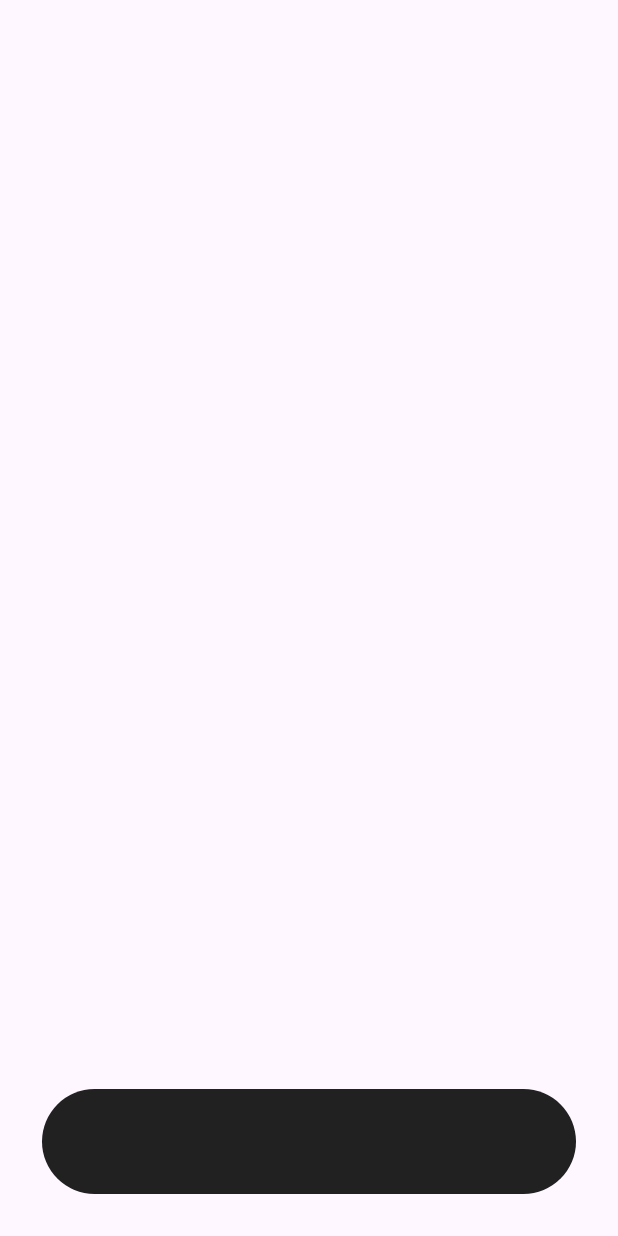
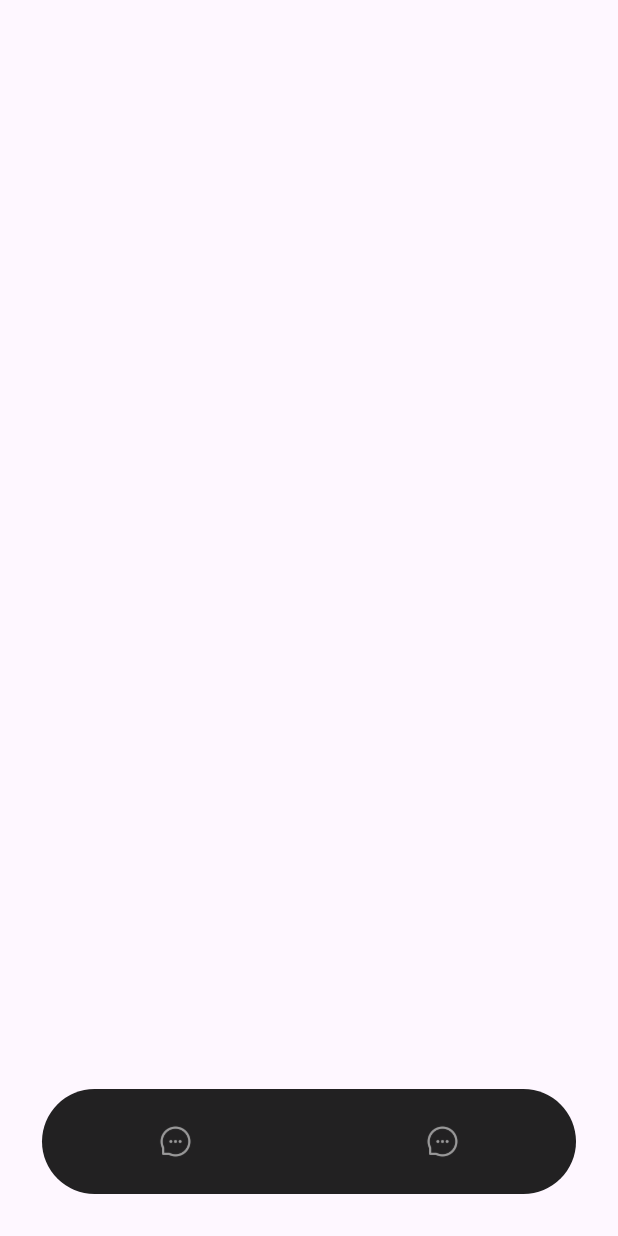
Before and after one commit to rostom17/z_fashion, a Flutter app: the screen it shows after launch, on a phone screen of 412 x 824 dp. Run offline on Flutter 3.47's test engine with Material 3 defaults, Android fonts, the light colour scheme and no system bars; our stand-ins replace go_router, google_fonts.

Commit message:
UI (feat): bottom nav item added

```diff
--- /dev/null
+++ b/lib/core/constants/asset_constants.dart
@@ -0,0 +1,13 @@
+class AssetConstants {
+  static const _baseIconPath = "assets/icons";
+  static const chatFilledIcon = "$_baseIconPath/chat-filled.png";
+  static const chatIcon = "$_baseIconPath/chat.png";
+  static const heartFilledIcon = "$_baseIconPath/heart-filled.png";
+  static const heartIcon = "$_baseIconPath/heart.png";
+  static const homeIcon = "$_baseIconPath/home.png";
+  static const homeFilledIcon = "$_baseIconPath/home-filled.png";
+  static const shoppingBagFilledIocn = "$_baseIconPath/shopping-bag-filled.png";
+  static const shoppingBagIocn = "$_baseIconPath/shopping-bag.png";
+  static const userIcon = "$_baseIconPath/user.png";
+  static const userFilledIcon = "$_baseIconPath/user-filled.png";
+}
--- a/lib/features/main_navigation/presentation/widgets/bottom_nav_bar.dart
+++ b/lib/features/main_navigation/presentation/widgets/bottom_nav_bar.dart
@@ -1,21 +1,61 @@
 import 'package:flutter/material.dart';
+import 'package:z_fashion/core/constants/asset_constants.dart';
 
-class BottomNavBar extends StatelessWidget {
+class BottomNavBar extends StatefulWidget {
   const BottomNavBar({super.key});
+
+  @override
+  State<BottomNavBar> createState() => _BottomNavBarState();
+}
+
+class _BottomNavBarState extends State<BottomNavBar> {
+  void _onChanged() {}
 
   @override
   Widget build(BuildContext context) {
     return Padding(
       padding: EdgeInsets.only(bottom: 28, left: 28, right: 28),
-      child: ConstrainedBox(
-        constraints: BoxConstraints(maxHeight: 70),
-        child: Container(
-          decoration: BoxDecoration(
-            color: Colors.black87,
-            borderRadius: BorderRadius.circular(100),
-          ),
+      child: Container(
+        height: 70,
+        decoration: BoxDecoration(
+          color: Colors.black87,
+          borderRadius: BorderRadius.circular(100),
+        ),
+        child: Row(
+          children: [
+            _buildTabItem(
+              selectedIcon: AssetConstants.chatFilledIcon,
+              unSelectedIcon: AssetConstants.chatIcon,
+              itemIndex: 0,
+              currentIndex: 0,
+              context: context,
+            ),
+            _buildTabItem(
+              selectedIcon: AssetConstants.chatFilledIcon,
+              unSelectedIcon: AssetConstants.chatIcon,
+              itemIndex: 1,
+              currentIndex: 0,
+              context: context,
+            ),
+          ],
         ),
       ),
     );
   }
+
+  Widget _buildTabItem({
+    required String selectedIcon,
+    required String unSelectedIcon,
+    required int itemIndex,
+    required int currentIndex,
+    required BuildContext context,
+  }) {
+    final bool isSelected = itemIndex == currentIndex;
+    return Expanded(
+      child: InkWell(
+        onTap: () {},
+        child: ImageIcon(AssetImage(unSelectedIcon), color: Colors.white54),
+      ),
+    );
+  }
 }
--- a/pubspec.yaml
+++ b/pubspec.yaml
@@ -15,6 +15,7 @@ dependencies:
   cupertino_icons: ^1.0.8
   google_fonts: ^6.3.2
   go_router: ^17.0.0
+  flutter_bloc: ^9.1.1
 
 dev_dependencies:
   flutter_test:
@@ -29,7 +30,8 @@ flutter:
   uses-material-design: true
 
   # To add assets to your application, add an assets section, like this:
-  # assets:
+  assets:
+    - assets/icons/
   #   - images/a_dot_burr.jpeg
   #   - images/a_dot_ham.jpeg
 
```
Also changed, not shown: assets/icons/chat-filled.png (added), assets/icons/chat.png (added), assets/icons/heart-filled.png (added), assets/icons/heart.png (added), assets/icons/home-filled.png (added), assets/icons/home.png (added), assets/icons/shopping-bag-filled.png (added), assets/icons/shopping-bag.png (added), assets/icons/user-filled.png (added), assets/icons/user.png (added), pubspec.lock.
